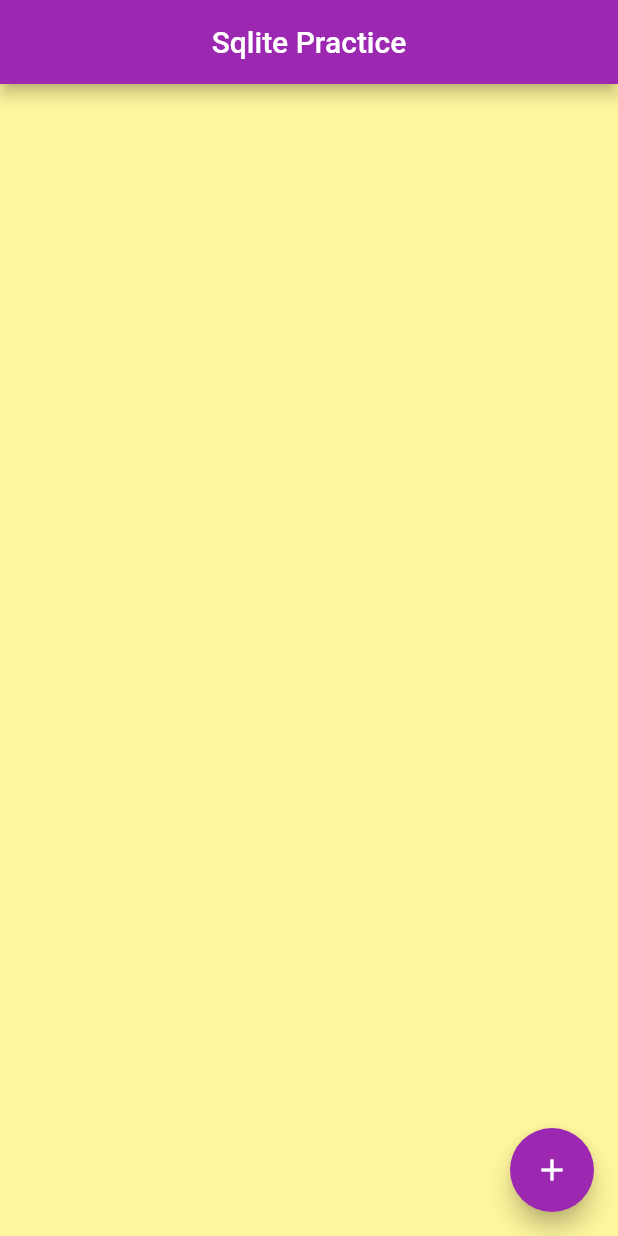
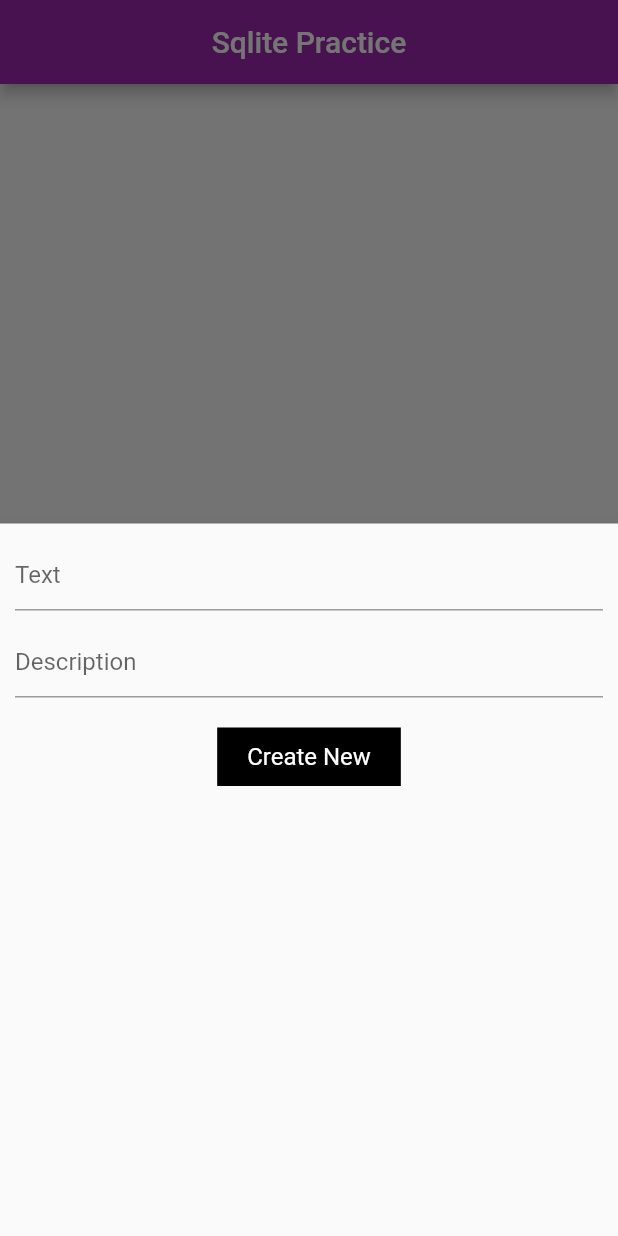
Before and after one commit to Zobayer-Mahmud/sqflite-practice, a Flutter app: the screen it shows after launch, after a tap on the "add" icon, on a phone screen of 412 x 824 dp. Run offline on Flutter 3.47's test engine with Material 2 defaults, Android fonts, the phone set to English and light mode, and no system bars; our stand-ins replace sqflite; accounts and stored records are empty.

Commit message:
add and update method

```diff
--- a/lib/helper/sqfhelper.dart
+++ b/lib/helper/sqfhelper.dart
@@ -1,3 +1,5 @@
+
+// ignore_for_file: avoid_print
 
 import 'package:flutter/foundation.dart';
 import 'package:sqflite/sqflite.dart' as sql;
@@ -14,6 +16,7 @@ class SqlHelper {
   static Future<sql.Database> db() async {
     return sql.openDatabase('local.db', version: 1,
         onCreate: (sql.Database database, int version) async {
+          print("Creating a table");
       await createTables(database);
     });
   }
@@ -28,17 +31,20 @@ class SqlHelper {
   }
 
   static Future<List<Map<String, dynamic>>> getItems() async {
+    print("Gets a table");
     final db = await SqlHelper.db();
     return db.query('items', orderBy: 'id');
   }
 
   static Future<List<Map<String, dynamic>>> getItemByID(int id) async {
+    print("Gets an item in a table");
     final db = await SqlHelper.db();
     return db.query('items', where: 'id = ?', whereArgs: [id], limit: 1);
   }
 
   static Future<int> updateItem(
       {required int id, required String title, String? description}) async {
+        print("Update a table");
     final db = await SqlHelper.db();
     final data = {
       'title': title,
@@ -53,6 +59,9 @@ class SqlHelper {
 
   static Future<void> deleteItem({required int id}) async {
     final db = await SqlHelper.db();
+    if (kDebugMode) {
+      print("Delete an item in a table");
+    }
     try {
       await db.delete('items', where: 'id = ?', whereArgs: [id]);
     } catch (e) {
--- a/lib/view/home_screen.dart
+++ b/lib/view/home_screen.dart
@@ -10,8 +10,9 @@ class HomeScreen extends StatefulWidget {
 }
 
 class _HomeScreenState extends State<HomeScreen> {
-
-     List<Map<String, dynamic>> journal = [];
+  TextEditingController textController = TextEditingController();
+  TextEditingController descriptionController = TextEditingController();
+  List<Map<String, dynamic>> journal = [];
   bool isLoading = false;
 
   void refreshJournals() async {
@@ -21,18 +22,72 @@ class _HomeScreenState extends State<HomeScreen> {
     journal = data;
     isLoading = false;
     print(">>> Number of items in list ${journal.length}");
+  }addItem(){}
+  updatItem(){}
 
+  void showForm({int? id}) async {
+    if (id != null) {
+      final exitistingJournal =
+          journal.firstWhere((element) => element['id'] == id);
+      textController = exitistingJournal['title'];
+      descriptionController = exitistingJournal['description'];
+    }
+    showModalBottomSheet(
+      context: context,
+      elevation: 5,
+      isScrollControlled: true,
+      builder: (context) => Container(
+        padding:
+            const EdgeInsets.only(top: 10, left: 10, right: 10, bottom: 300),
+        child: Column(
+          mainAxisSize: MainAxisSize.min,
+          crossAxisAlignment: CrossAxisAlignment.end,
+          children: [
+            TextField(
+              controller: textController,
+              decoration: const InputDecoration(hintText: "Text"),
+            ),
+            const SizedBox(
+              height: 10,
+            ),
+            TextField(
+              controller: descriptionController,
+
+              decoration: const InputDecoration(hintText: "Description"),
+            ),  const SizedBox(
+              height: 20,
+            ),
+            GestureDetector(
+
+              onTap:()async{
+
+                id== null ? await addItem():updatItem();
+                    Navigator.pop(context);} ,
+              child: Center(
+                child: Container(
+                  color: Colors.black,
+                  padding:const EdgeInsets.symmetric(horizontal: 20,vertical: 10),
+                  child:Text(id== null? "Create New" : "Update",style: TextStyle(color: Colors.white,fontSize: 16),),),
+              ),
+            ),
+
+          ],
+        ),
+      ),
+    );
   }
 
-  @override void initState() {
-refreshJournals();
+  @override
+  void initState() {
+    refreshJournals();
     super.initState();
-   refreshJournals();
+    refreshJournals();
   }
+
   @override
   Widget build(BuildContext context) {
-
     return Scaffold(
+      resizeToAvoidBottomInset: true,
       appBar: AppBar(
         title: const Text("Sqlite Practice"),
         centerTitle: true,
@@ -47,14 +102,14 @@ refreshJournals();
           onRefresh: () async {
             await Future.delayed(const Duration(milliseconds: 1500));
 
-       refreshJournals();
+            refreshJournals();
           },
           child: Container(
-            height:MediaQuery.of(context).size.height,
-            color: Colors.yellow[200],
+            height: MediaQuery.of(context).size.height,
+
           )),
       floatingActionButton: FloatingActionButton(
-        onPressed: () {},
+        onPressed: () {showForm();},
         backgroundColor: Colors.purple,
         child: const Icon(Icons.add),
       ),
```
